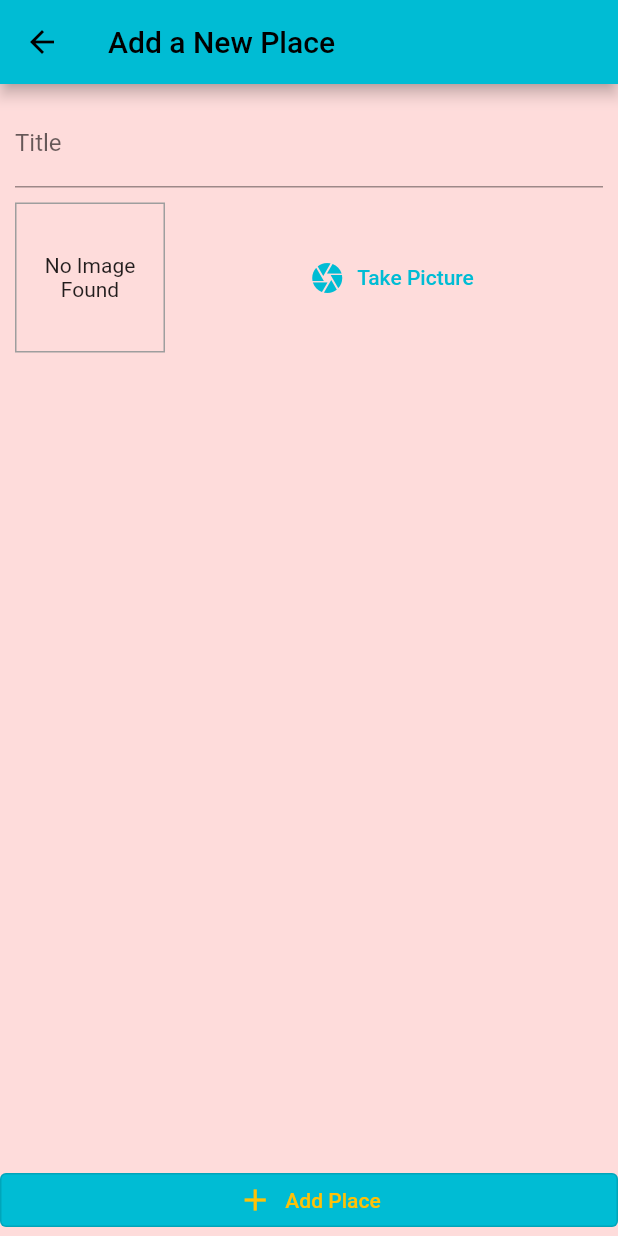
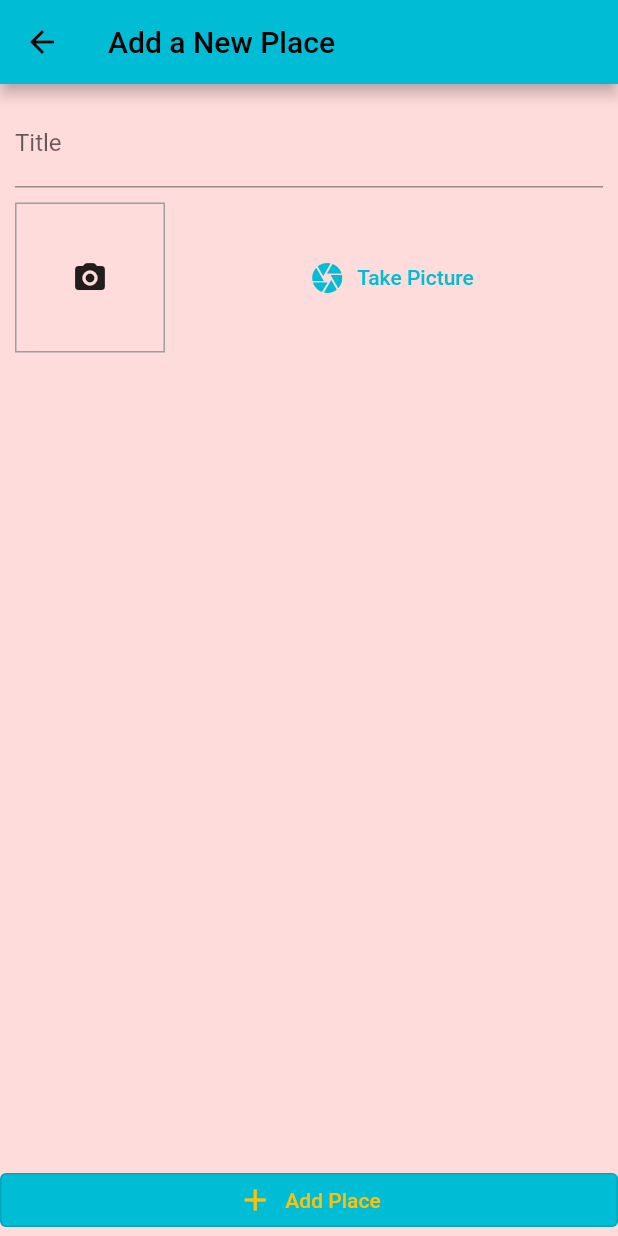
Before and after one commit to Khan-06/Great_Places, a Flutter app: the AddPlaceScreen screen opened by its route, after a tap on "Take Picture", on a phone screen of 412 x 824 dp. Run offline on Flutter 3.47's test engine with Material 2 defaults, Android fonts, the phone set to English and light mode, and no system bars; our stand-ins replace image_picker.

Commit message:
copying image!

```diff
--- a/lib/screens/add_place_screen.dart
+++ b/lib/screens/add_place_screen.dart
@@ -1,4 +1,5 @@
 import 'package:flutter/material.dart';
+import 'dart:io';
 
 import '../widgets/image_input.dart';
 
@@ -7,6 +8,11 @@ class AddPlaceScreen extends StatefulWidget {
   static const routeName = '/add-place';
   @override
   State<AddPlaceScreen> createState() => _AddPlaceScreenState();
+}
+
+File? _pickedImage;
+void selectImage(File pickedImage) {
+  _pickedImage = pickedImage;
 }
 
 class _AddPlaceScreenState extends State<AddPlaceScreen> {
@@ -30,8 +36,10 @@ class _AddPlaceScreenState extends State<AddPlaceScreen> {
                       decoration: InputDecoration(labelText: 'Title'),
                       controller: _titleController,
                     ),
-                    const SizedBox(height: 10,),
-                    const ImageInput()
+                    const SizedBox(
+                      height: 10,
+                    ),
+                    const ImageInput(selectImage)
                   ],
                 ),
               ),
@@ -53,7 +61,7 @@ class _AddPlaceScreenState extends State<AddPlaceScreen> {
                   },
                 ),
                 foregroundColor: MaterialStateProperty.resolveWith<Color?>(
-                      (Set<MaterialState> states) {
+                  (Set<MaterialState> states) {
                     if (states.contains(MaterialState.disabled)) {
                       // Return the color for the disabled state
                       return Colors.grey; // Or any other color you prefer
--- a/lib/widgets/image_input.dart
+++ b/lib/widgets/image_input.dart
@@ -6,7 +6,9 @@ import 'package:path/path.dart' as path;
 import 'package:path_provider/path_provider.dart' as syspaths;
 
 class ImageInput extends StatefulWidget {
-  const ImageInput({Key? key}) : super(key: key);
+
+  final Function onSelectImage;
+  const ImageInput(this.onSelectImage, {super.key});
 
   @override
   State<ImageInput> createState() => _ImageInputState();
@@ -28,6 +30,7 @@ class _ImageInputState extends State<ImageInput> {
      final fileName = path.basename(imageFile.path);
      print(fileName);
      final savedImage = await File(imageFile.path).copy('${appDir.path}/$fileName');
+     widget.onSelectImage(savedImage);
    }
   @override
   Widget build(BuildContext context) {
@@ -40,7 +43,7 @@ class _ImageInputState extends State<ImageInput> {
             border: Border.all(width: 1,color: Colors.grey)
           ),
           alignment: Alignment.center,
-          child: _storedImage != null ? Image.file(_storedImage!, fit: BoxFit.cover, width: double.infinity,) : const Text('No Image Found', textAlign: TextAlign.center,),
+          child: _storedImage != null ? Image.file(_storedImage!, fit: BoxFit.cover, width: double.infinity,) : const Center(child: Icon(Icons.camera_alt_rounded,)),
         ),
         const SizedBox(width: 10,),
         Expanded(child: TextButton.icon(onPressed: _takePicture, icon: const Icon(Icons.camera), label: const Text('Take Picture'),))
```
